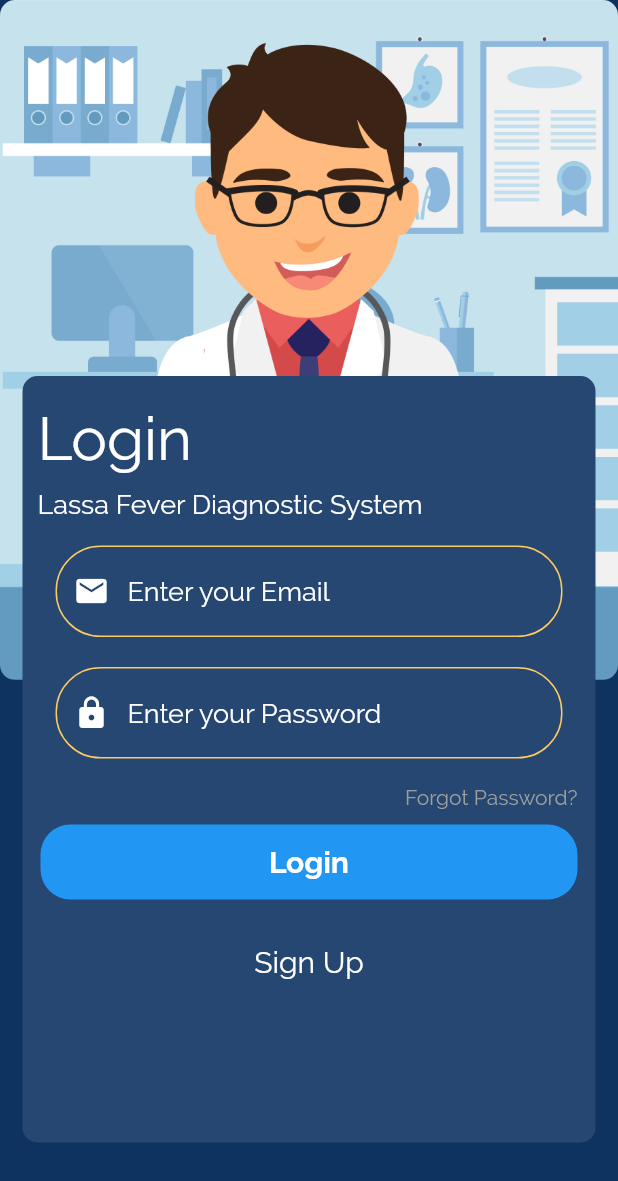
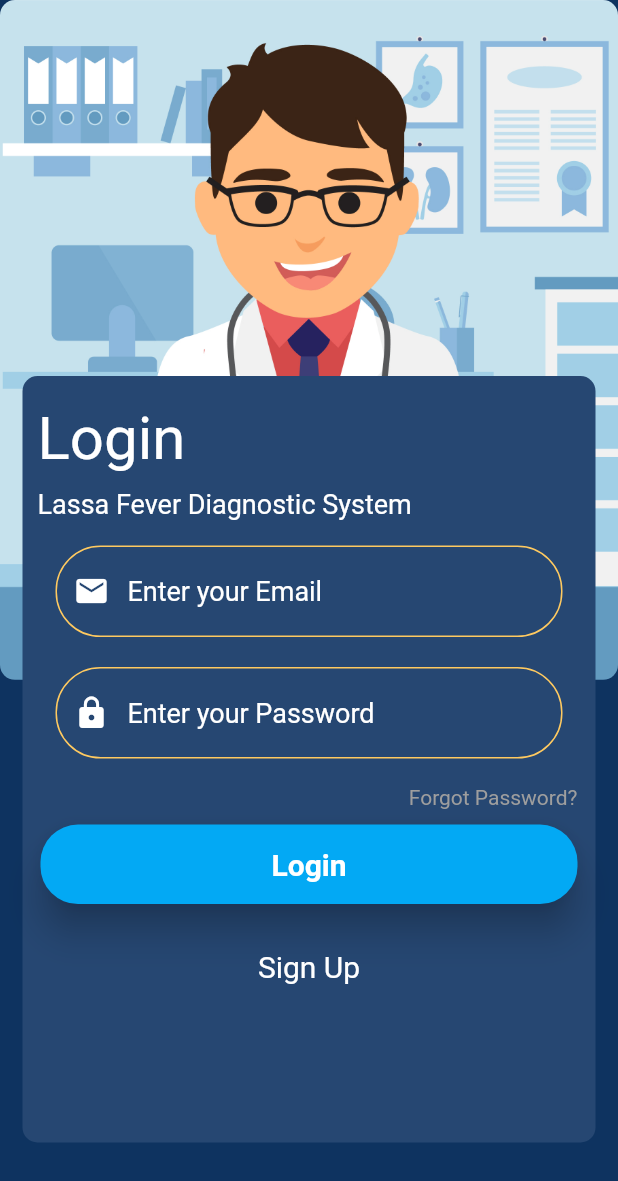
Before and after one commit to aloRanking/lassa_fever_diagnostic_system, a Flutter app: the screen it shows after launch, on a phone screen of 412 x 824 dp. Shown: the top 1181 px of the screen. Run offline on Flutter 3.47's test engine with Material 2 defaults, Android fonts, the phone set to English and light mode, and no system bars; our stand-ins replace bloc, dio, equatable, flutter_bloc, flutter_secure_storage, simple_animations; accounts and stored records are empty.

Commit message:
added dio and flutter secure storage

```diff
--- a/lib/bloc/Login/Login_page.dart
+++ b/lib/bloc/Login/Login_page.dart
@@ -4,6 +4,7 @@ import 'package:lassafeverdiagnosticsystem/bloc/Authentication/index.dart';
 import 'package:lassafeverdiagnosticsystem/bloc/Login/index.dart';
 import 'package:lassafeverdiagnosticsystem/repository/user_repository.dart';
 import 'package:lassafeverdiagnosticsystem/screens/login_screen.dart';
+import 'package:lassafeverdiagnosticsystem/utils/constants.dart';
 
 
 class LoginPage extends StatefulWidget {
@@ -24,10 +25,10 @@ class _LoginPageState extends State<LoginPage> {
   @override
   Widget build(BuildContext context) {
     return Scaffold(
-      appBar: AppBar(
-        title: Text('Login'),
-      ),
-      body: BlocProvider(
+      backgroundColor: kBackgroundColor,
+
+      body: SafeArea(
+              child: BlocProvider(
           create: (context){
             return LoginBloc(
               userRepository: widget.userRepository,
@@ -35,6 +36,7 @@ class _LoginPageState extends State<LoginPage> {
           },
 
           child: LoginForm(),
+          ),
       )
     );
   }
--- a/lib/main.dart
+++ b/lib/main.dart
@@ -1,28 +1,84 @@
 import 'package:flutter/material.dart';
+import 'package:flutter_bloc/flutter_bloc.dart';
+import 'package:lassafeverdiagnosticsystem/repository/user_repository.dart';
 import 'package:lassafeverdiagnosticsystem/screens/dash_board.dart';
 
-import 'package:lassafeverdiagnosticsystem/screens/login_screen.dart';
-import 'package:lassafeverdiagnosticsystem/screens/register_screen.dart';
+import 'package:lassafeverdiagnosticsystem/screens/splash_screen.dart';
+import 'package:lassafeverdiagnosticsystem/widgets/loading_indicator.dart';
 
-void main() => runApp(MyApp());
+import 'bloc/Authentication/index.dart';
+import 'bloc/Login/Login_page.dart';
 
-class MyApp extends StatefulWidget {
-  // This widget is the root of your application.
+class SimpleBlocDelegate extends BlocDelegate {
   @override
-  _MyAppState createState() => _MyAppState();
+  void onEvent(Bloc bloc, Object event) {
+    print(event);
+    super.onEvent(bloc, event);
+  }
+
+  @override
+  void onTransition(Bloc bloc, Transition transition) {
+    print(transition);
+    super.onTransition(bloc, transition);
+  }
+
+  @override
+  void onError(Bloc bloc, Object error, StackTrace stackTrace) {
+    print(error);
+    super.onError(bloc, error, stackTrace);
+  }
 }
 
-class _MyAppState extends State<MyApp> {
+
+
+void main() {
+   BlocSupervisor.delegate = SimpleBlocDelegate();
+  final userRepository = UserRepository();
+  runApp( BlocProvider<AuthenticationBloc>(
+      create: (context) {
+        return AuthenticationBloc(userRepository: userRepository)
+          ..add(AuthenticationStarted());
+      },
+      child:MyApp(userRepository: userRepository),
+    ),);
+}
+
+class MyApp extends StatelessWidget {
+  // This widget is the root of your application.
+
+   final UserRepository userRepository;
+
+  MyApp({Key key, @required this.userRepository}) : super(key: key);
   @override
   Widget build(BuildContext context) {
     return MaterialApp(
       title: 'Flutter Demo',
       theme: ThemeData(
-        fontFamily: 'Raleway',
 
         primarySwatch: Colors.blue,
+        // This makes the visual density adapt to the platform that you run
+        // the app on. For desktop platforms, the controls will be smaller and
+        // closer together (more dense) than on mobile platforms.
+        visualDensity: VisualDensity.adaptivePlatformDensity,
       ),
-      home: LoginPage(),
+     home: BlocBuilder<AuthenticationBloc, AuthenticationState>(
+        builder: (context, state) {
+
+          if (state is AuthenticationInitial) {
+            return SplashPage();
+          }
+          if (state is AuthenticationSuccess) {
+            return DashBoard();
+          }
+          if (state is ErrorAuthenticationState) {
+            return LoginPage(userRepository: userRepository);
+          }
+          if (state is AuthenticationInProgress) {
+            return LoadingIndicator();
+          }
+        },
+      ),
     );
+
   }
 }
--- a/lib/screens/login_screen.dart
+++ b/lib/screens/login_screen.dart
@@ -1,7 +1,9 @@
 import 'package:flutter/material.dart';
 import 'package:flutter/rendering.dart';
+import 'package:flutter_bloc/flutter_bloc.dart';
 
 import 'package:lassafeverdiagnosticsystem/animations/FadeAnimation.dart';
+import 'package:lassafeverdiagnosticsystem/bloc/Login/index.dart';
 
 import 'package:lassafeverdiagnosticsystem/models/user_model.dart';
 
@@ -10,7 +12,7 @@ import 'package:lassafeverdiagnosticsystem/screens/register_screen.dart';
 import 'package:lassafeverdiagnosticsystem/utils/constants.dart';
 import 'package:lassafeverdiagnosticsystem/widgets/customized_form.dart';
 
-class LoginPage extends StatefulWidget {
+/* class LoginPage extends StatefulWidget {
   //  final AuthenticationService authenticationService;
 
   //  LoginPage({Key key, @required this.authenticationService})
@@ -22,6 +24,7 @@ class LoginPage extends StatefulWidget {
 
 class _LoginPageState extends State<LoginPage> {
   User loginUser = User();
+
 
   //AuthenticationService get authenticationService => widget.authenticationService;
 
@@ -45,26 +48,20 @@ class _LoginPageState extends State<LoginPage> {
       ),
     );
   }
-}
+} */
 
 class LoginForm extends StatefulWidget {
-  // final LoginBloc loginBloc;
-  // final AuthenticationBloc authenticationBloc;
-
-  // LoginForm({
-  //   Key key,
-  //   @required this.loginBloc,
-  //   @required this.authenticationBloc,
-  // }) : super(key: key);
-
   @override
   _LoginFormState createState() => _LoginFormState();
 }
 
 class _LoginFormState extends State<LoginForm> {
   final _formKey = GlobalKey<FormState>();
-  final _usernameController = TextEditingController();
-  final _passwordController = TextEditingController();
+  /* final _usernameController = TextEditingController();
+  final _passwordController = TextEditingController(); */
+
+  String _username;
+  String _password;
 
   //LoginBloc get loginBloc => widget.loginBloc;
 
@@ -72,10 +69,33 @@ class _LoginFormState extends State<LoginForm> {
   Widget build(BuildContext context) {
     var screenWidth = MediaQuery.of(context).size.width;
     var screenHeight = MediaQuery.of(context).size.height;
-    return Container(
+
+    _onLoginButtonPressed() {
+      BlocProvider.of<LoginBloc>(context).add(
+        LoginButtonPressed(
+          username: _username,
+          password: _password,
+        ),
+      );
+    }
+
+    return BlocListener<LoginBloc, LoginState>(
+      listener: (context, state) {
+        if (state is ErrorLoginState) {
+          Scaffold.of(context).showSnackBar(
+            SnackBar(
+              content: Text('${state.errorMessage}'),
+              backgroundColor: Colors.red,
+            ),
+          );
+        }
+      },
+      child: BlocBuilder<LoginBloc, LoginState>(builder: (context, state) {
+        return Stack(
+          children: <Widget>[
+            Container(
               height: screenHeight,
-      child: Stack(
-        children: <Widget>[
+            ),
             _backgroundCover(context),
             Positioned(
               top: screenHeight * 0.28,
@@ -83,14 +103,13 @@ class _LoginFormState extends State<LoginForm> {
               right: 15,
               child: Container(
                 margin: EdgeInsets.only(top: 20.0),
+                padding: EdgeInsets.all(10),
                 height: screenHeight * 0.62,
                 width: screenWidth * 0.90,
                 decoration: BoxDecoration(
                   borderRadius: BorderRadius.all(Radius.circular(10)),
                   color: Color(0xFF264772),
                 ),
-              child: Padding(
-                padding: const EdgeInsets.all(10.0),
                 child: SingleChildScrollView(
                   child: Column(
                     crossAxisAlignment: CrossAxisAlignment.start,
@@ -116,23 +135,7 @@ class _LoginFormState extends State<LoginForm> {
                       SizedBox(
                         height: 5,
                       ),
-                      _textFormFieldContainer(context, _formKey),
-                    ],
-                  ),
-                ),
-              ),
-            ),
-          ),
-        ],
-      ),
-    );
-  }
-}
-
-Container _textFormFieldContainer(BuildContext context, var _formKey) {
-  var screenWidth = MediaQuery.of(context).size.width;
-  //var screenHeight = MediaQuery.of(context).size.height;
-  return Container(
+                      Container(
                         child: Padding(
                           padding: const EdgeInsets.all(2.0),
                           child: Column(
@@ -146,8 +149,10 @@ Container _textFormFieldContainer(BuildContext context, var _formKey) {
                                         shudTextCenter: false,
                                         hintText: "Enter your Email",
                                         shudObscure: false,
-                    icon: Icon(Icons.mail, color: Colors.white),
-                    keyBoardType: TextInputType.emailAddress,
+                                        icon: Icon(Icons.mail,
+                                            color: Colors.white),
+                                        keyBoardType:
+                                            TextInputType.emailAddress,
 
                                         validator: (value) {
                                           if (!emailRegex.hasMatch(value)) {
@@ -155,15 +160,18 @@ Container _textFormFieldContainer(BuildContext context, var _formKey) {
                                           }
                                           return null;
                                         },
-                    // saved: (String val) => setState(() =>  widget.loginUser.email= val),
+
+                                         saved: (String val) => setState(() =>  _username= val),
                                       ),
                                       CustomizedFormField(
                                         screenWidth: screenWidth,
                                         shudTextCenter: false,
                                         hintText: "Enter your Password",
-                    icon: Icon(Icons.lock, color: Colors.white),
+                                        icon: Icon(Icons.lock,
+                                            color: Colors.white),
                                         shudObscure: true,
-                    keyBoardType: TextInputType.visiblePassword,
+                                        keyBoardType:
+                                            TextInputType.visiblePassword,
                                         validator: (value) {
                                           if (value.isEmpty) {
                                             return 'Please enter some text';
@@ -171,54 +179,60 @@ Container _textFormFieldContainer(BuildContext context, var _formKey) {
                                           return null;
                                         },
 
-                    //saved: (String val) => setState(() =>  widget.loginUser.password= val),
+                                        saved: (String val) => setState(() =>  _password= val),
                                       ),
                                       SizedBox(
                                         height: 8,
                                       ),
                                       Row(
-                    mainAxisAlignment: MainAxisAlignment.end,
+                                        mainAxisAlignment:
+                                            MainAxisAlignment.end,
                                         children: <Widget>[
                                           FadeAnimation(
                                               1.5,
                                               Text(
                                                 "Forgot Password?",
-                            style: TextStyle(color: Colors.grey),
+                                                style: TextStyle(
+                                                    color: Colors.grey),
                                               )),
                                         ],
                                       ),
                                       SizedBox(
                                         height: 10,
                                       ),
-                  GestureDetector(
-                    onTap: () {
-                      print("login Button Clicked");
+                                      RaisedButton(
+                                        onPressed: (){
 
-                      Navigator.push(context,
-                          MaterialPageRoute(builder: (context) => DashBoard()));
+                                           if (_formKey.currentState.validate()) {
+                                           _formKey.currentState.save();
 
-                      // if (_formKey.currentState.validate()) {
-                      //    _formKey.currentState.save();
+                                           _onLoginButtonPressed();
 
-                      //   //  Navigator.push(context,
-                      //   //  MaterialPageRoute(builder: (context)=>DashBoard()));
+                                          //  Navigator.push(context,
+                                          //  MaterialPageRoute(builder: (context)=>DashBoard()));
 
-                      //   // If the form is valid, display a snackbar. In the real world,
-                      //   // you'd often call a server or save the information in a database.
+                                          // If the form is valid, display a snackbar. In the real world,
+                                          // you'd often call a server or save the information in a database.
 
-                      //   Scaffold.of(context).showSnackBar(
-                      //       SnackBar(
-                      //           content:
-                      //               Text('Processing Data')));
-                      // }
+                                          Scaffold.of(context).showSnackBar(
+                                              SnackBar(
+                                                  content:
+                                                      Text('Processing Data')));
+                                        }
+
+                                          /* state is! LoginInProgress
+                                            ? _onLoginButtonPressed
+                                            : null  */
+
                                             },
-                    child: Container(
-                      height: 50,
-                      width: screenWidth,
-                      decoration: BoxDecoration(
-                        color: Colors.blue,
-                        borderRadius: BorderRadius.all(Radius.circular(20)),
-                      ),
+                                            shape: RoundedRectangleBorder(borderRadius: BorderRadius.circular(25)),
+
+
+
+                                        color: Colors.lightBlue,
+                                        elevation: 10.0,
+                                        padding: EdgeInsets.all(15),
+
                                         child: Center(
                                           child: Text(
                                             'Login',
@@ -230,32 +244,50 @@ Container _textFormFieldContainer(BuildContext context, var _formKey) {
                                           ),
                                         ),
                                       ),
+                                      Container(
+                                        child: state is LoginInProgress
+                                            ? CircularProgressIndicator()
+                                            : null,
                                       ),
                                     ],
                                   )),
                               SizedBox(
                                 height: 30,
                               ),
-          SizedBox(
-            width: 10,
-          ),
                               GestureDetector(
                                 onTap: () {
-              Navigator.push(context, _createRoute(RegisterPage()));
+                                  Navigator.push(
+                                      context, _createRoute(RegisterPage()));
                                   print('Sign up clicked');
                                 },
                                 child: FadeAnimation(
                                     1.5,
                                     Text(
                                       "Sign Up",
-                  style: TextStyle(color: Colors.white, fontSize: 20),
+                                      style: TextStyle(
+                                          color: Colors.white, fontSize: 20),
                                     )),
                               ),
                             ],
                           ),
                         ),
+                      ),
+                    ],
+                  ),
+                ),
+              ),
+            ),
+          ],
+        );
+      }),
     );
   }
+
+/* Container _textFormFieldContainer(BuildContext context, var _formKey) {
+  var screenWidth = MediaQuery.of(context).size.width;
+  //var screenHeight = MediaQuery.of(context).size.height;
+  return
+} */
 
   Align _backgroundCover(BuildContext context) {
     var screenWidth = MediaQuery.of(context).size.width;
@@ -316,3 +348,4 @@ Route _createRoute(Widget page) {
       },
     );
   }
+}
--- a/lib/widgets/customized_form.dart
+++ b/lib/widgets/customized_form.dart
@@ -12,6 +12,7 @@ class CustomizedFormField extends StatelessWidget {
   final bool shudTextCenter;
   final int maxLines;
   final Icon icon;
+
   CustomizedFormField(
       {this.screenWidth,
       this.hintText,
--- a/pubspec.yaml
+++ b/pubspec.yaml
@@ -14,8 +14,8 @@ dependencies:
   equatable: ^1.2.0
   rxdart: ^0.24.1
   url_launcher: ^5.4.2
-
-
+  dio: ^3.0.9
+  flutter_secure_storage: ^3.3.3
   cupertino_icons: ^0.1.2
   simple_animations: ^2.2.1
 
```
Also changed, not shown: pubspec.lock, 1 other file. Lines whose indentation alone changed are shown as unchanged.
